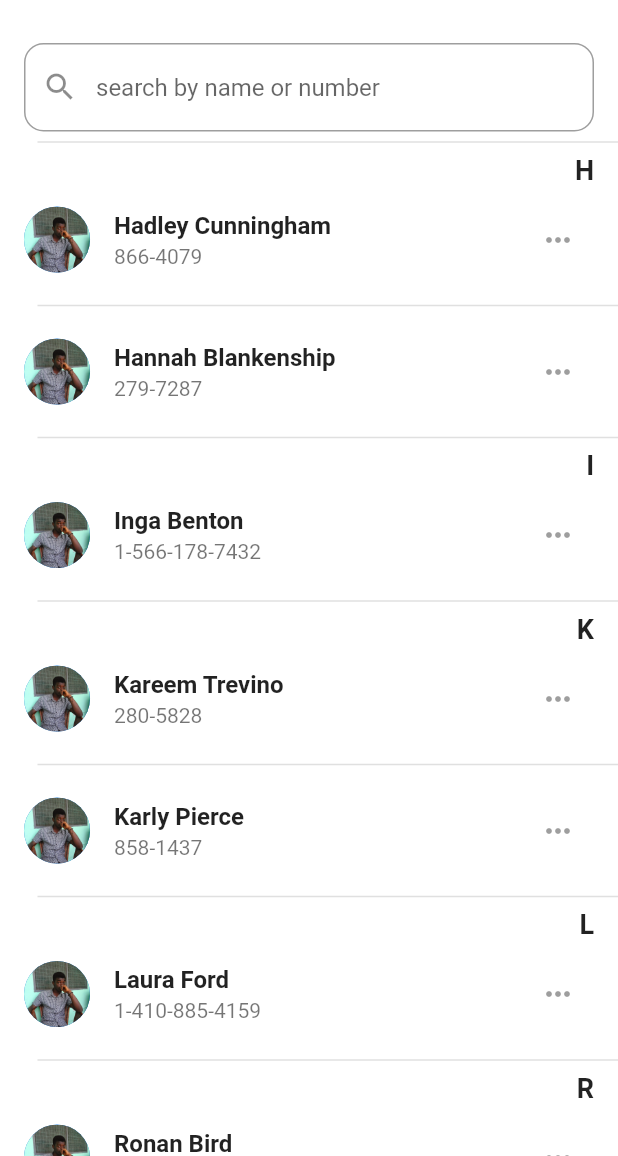
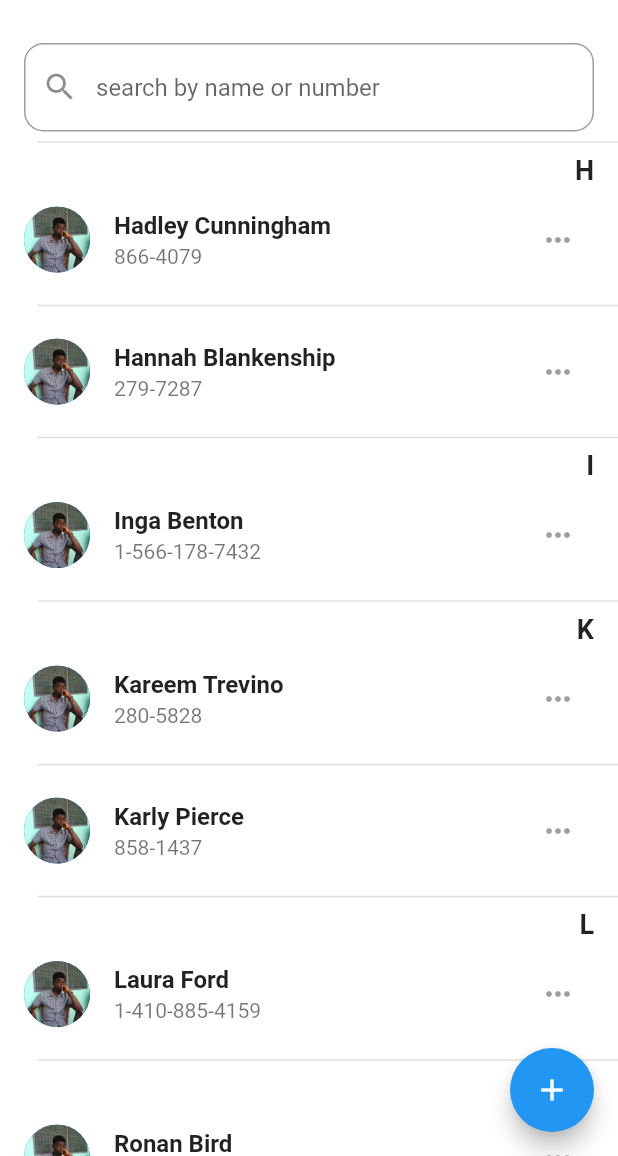
Before and after one commit to benessilfie/Dart, a Flutter app: the screen it shows after launch, scrolled down 576 dp, on a phone screen of 412 x 824 dp, the part 80-1236 px from its top. Run offline on Flutter 3.47's test engine with Material 2 defaults, Android fonts, the light colour scheme and no system bars; drawn by our look-alikes of grouped_list.

Commit message:
commit to master

```diff
--- a/lib/homepage.dart
+++ b/lib/homepage.dart
@@ -197,6 +197,8 @@ class HomePage extends StatelessWidget {
           ],
         ),
       ),
+
+      floatingActionButton: const FloatingActionButton(onPressed: null, child: Icon(Icons.add)),
     );
   }
 }
```
